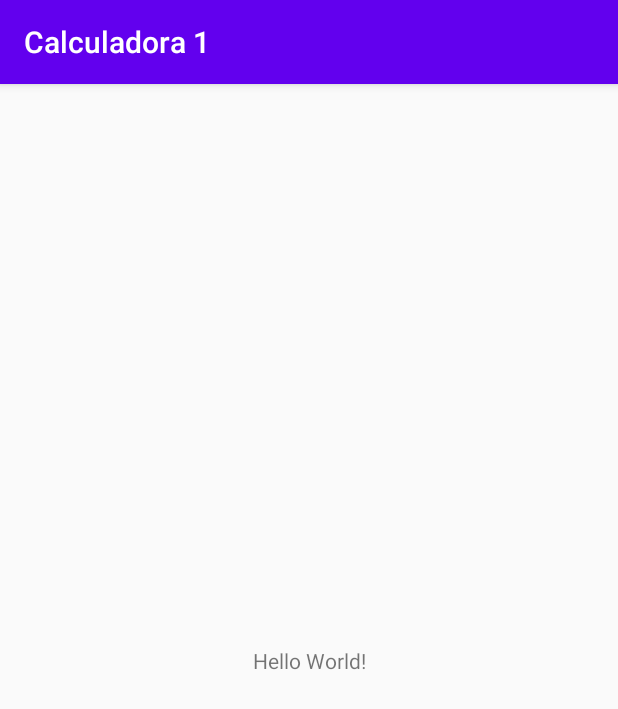
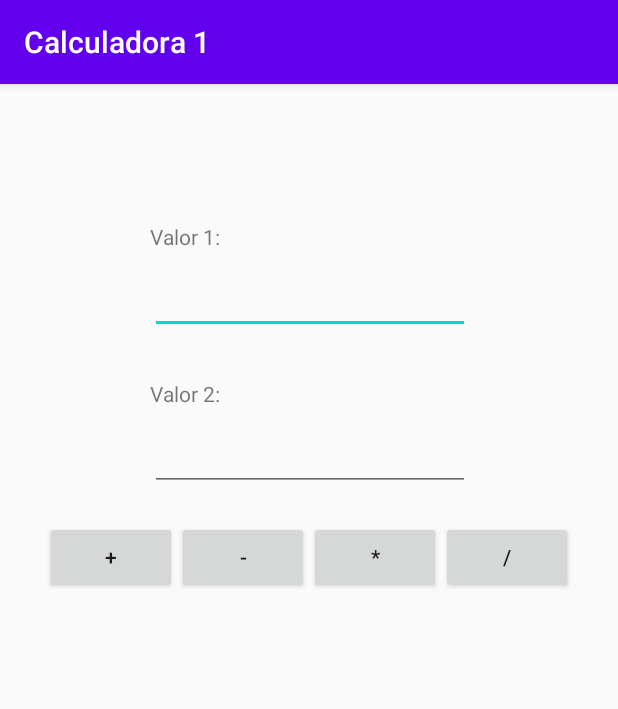
Before and after one commit to Matheus-Aguilar/INF311-Calculadora-1, an Android app: the screen it shows after launch (MainActivity), on a phone screen of 412 x 824 dp. Shown: the top 709 px of the screen. Run offline under Robolectric (Android 15) with nearby library versions, the phone set to English and light mode, and no system bars.

Commit message:
Added Calculator Interface

```diff
--- a/app/src/main/res/layout/activity_main.xml
+++ b/app/src/main/res/layout/activity_main.xml
@@ -6,13 +6,90 @@
     android:layout_height="match_parent"
     tools:context=".MainActivity">
 
-    <TextView
+    <EditText
+        android:id="@+id/valor1"
         android:layout_width="wrap_content"
         android:layout_height="wrap_content"
-        android:text="Hello World!"
-        app:layout_constraintBottom_toBottomOf="parent"
-        app:layout_constraintLeft_toLeftOf="parent"
-        app:layout_constraintRight_toRightOf="parent"
+        android:layout_marginTop="10dp"
+        android:ems="10"
+        app:layout_constraintEnd_toEndOf="parent"
+        app:layout_constraintHorizontal_bias="0.502"
+        app:layout_constraintStart_toStartOf="parent"
+        app:layout_constraintTop_toBottomOf="@+id/label1" />
+
+    <EditText
+        android:id="@+id/valor2"
+        android:layout_width="wrap_content"
+        android:layout_height="wrap_content"
+        android:layout_marginTop="10dp"
+        android:ems="10"
+        app:layout_constraintEnd_toEndOf="parent"
+        app:layout_constraintHorizontal_bias="0.502"
+        app:layout_constraintStart_toStartOf="parent"
+        app:layout_constraintTop_toBottomOf="@+id/label2" />
+
+    <LinearLayout
+        android:layout_width="match_parent"
+        android:layout_height="wrap_content"
+        android:gravity="center"
+        android:layout_marginTop="20dp"
+        app:layout_constraintTop_toBottomOf="@+id/valor2">
+        <Button
+            android:id="@+id/buttonSum"
+            android:text="+"
+            android:layout_width="wrap_content"
+            android:layout_height="wrap_content"
+            app:layout_constraintTop_toBottomOf="@+id/valor2" />
+
+        <Button
+            android:id="@+id/buttonSub"
+            android:text="-"
+            android:layout_width="wrap_content"
+            android:layout_height="wrap_content"
+            app:layout_constraintTop_toBottomOf="@+id/valor2" />
+
+        <Button
+            android:id="@+id/buttonMult"
+            android:text="*"
+            android:layout_width="wrap_content"
+            android:layout_height="wrap_content"
+            />
+
+        <Button
+            android:id="@+id/buttonDiv"
+            android:text="/"
+            android:layout_width="wrap_content"
+            android:layout_height="wrap_content"
+            />
+    </LinearLayout>
+
+    <TextView
+        android:id="@+id/label1"
+        android:layout_width="wrap_content"
+        android:layout_height="wrap_content"
+        android:layout_marginTop="92dp"
+        android:text="Valor 1:"
+        app:layout_constraintStart_toStartOf="@+id/valor1"
         app:layout_constraintTop_toTopOf="parent" />
 
+    <TextView
+        android:id="@+id/label2"
+        android:layout_width="wrap_content"
+        android:layout_height="wrap_content"
+        android:layout_marginTop="30dp"
+        android:text="Valor 2:"
+        app:layout_constraintStart_toStartOf="@+id/valor2"
+        app:layout_constraintTop_toBottomOf="@+id/valor1" />
+
+    <TextView
+        android:id="@+id/resultado"
+        android:layout_width="wrap_content"
+        android:layout_height="wrap_content"
+        android:layout_marginBottom="131dp"
+        android:text=""
+        app:layout_constraintBottom_toBottomOf="parent"
+        app:layout_constraintEnd_toEndOf="parent"
+        app:layout_constraintHorizontal_bias="0.498"
+        app:layout_constraintStart_toStartOf="parent" />
+
 </androidx.constraintlayout.widget.ConstraintLayout>
```
